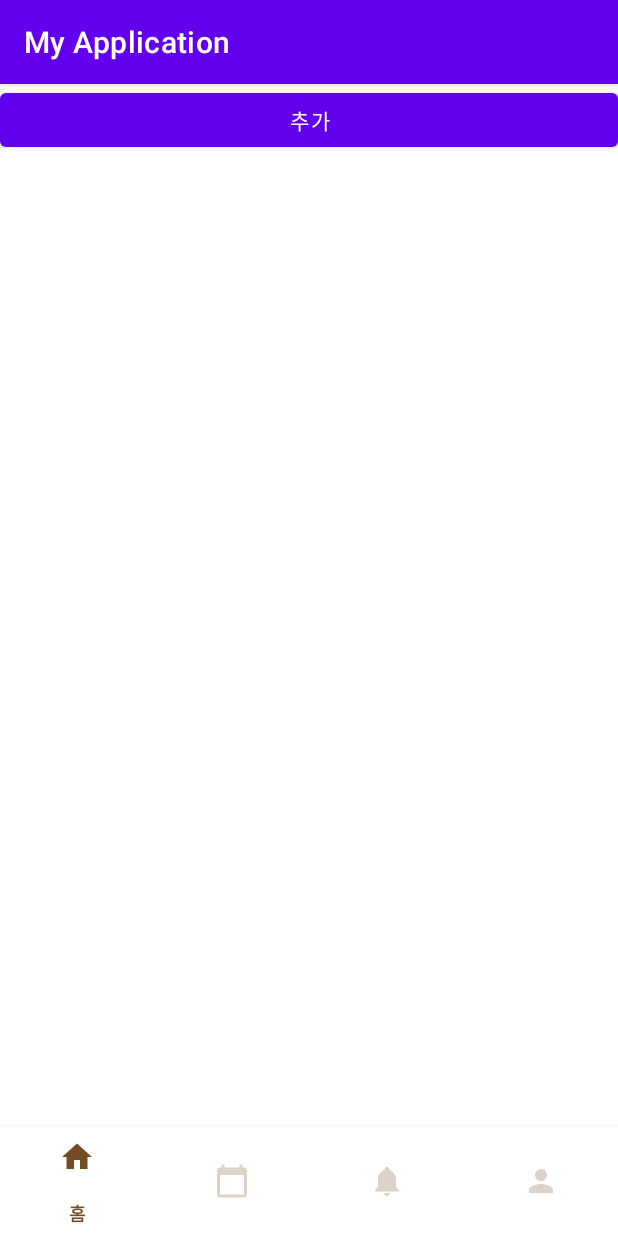
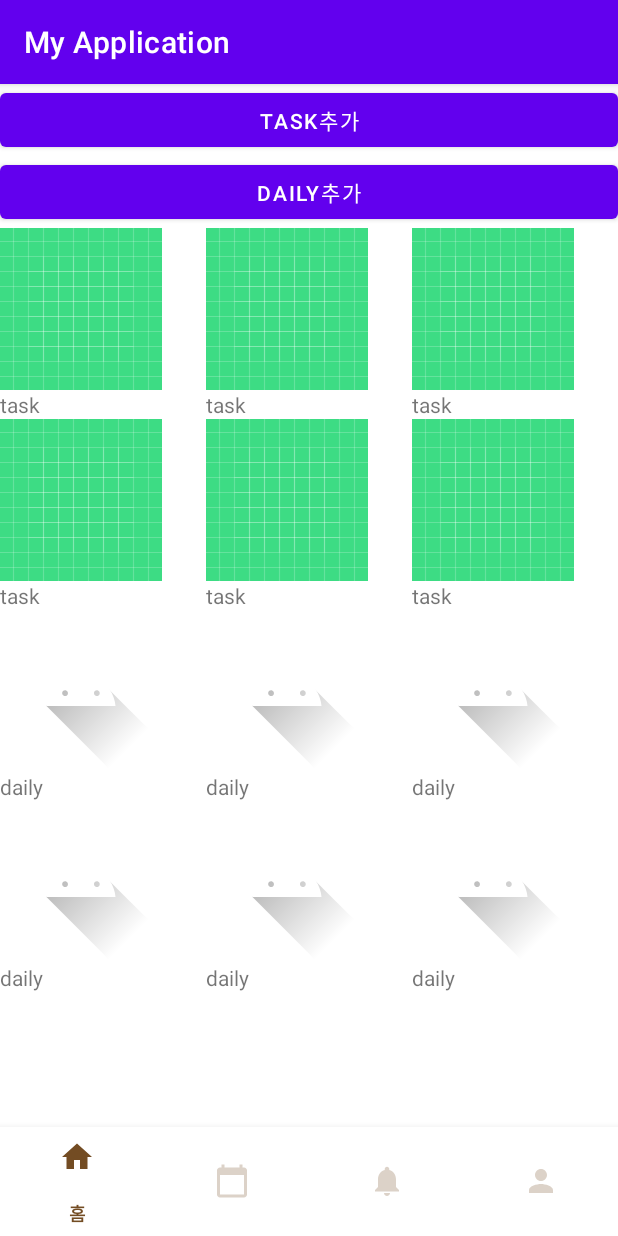
Before and after one commit to ehBeak/KkamPpackE, an Android app: the fragment FragmentHome placed in its activity, on a phone screen of 412 x 824 dp. Run offline under Robolectric (Android 15) with nearby library versions, the phone set to English and light mode, and no system bars.

Commit message:
Home_daily: recycler view, drag & drop

```diff
--- /dev/null
+++ b/MyApplication/app/src/main/java/com/cookandroid/myapplication/DailyAdapter.java
@@ -0,0 +1,94 @@
+package com.cookandroid.myapplication;
+
+import android.view.LayoutInflater;
+import android.view.View;
+import android.view.ViewGroup;
+import android.widget.ImageView;
+import android.widget.TextView;
+import android.widget.Toast;
+
+import androidx.annotation.NonNull;
+import androidx.recyclerview.widget.RecyclerView;
+
+import java.util.ArrayList;
+
+public class DailyAdapter extends RecyclerView.Adapter<DailyAdapter.CustomViewHolder> implements ItemTouchHelperListener{
+
+    private ArrayList<DailyData> dailyList;
+
+    public DailyAdapter(ArrayList<DailyData> dailyList) {
+        this.dailyList = dailyList;
+    }
+
+    @NonNull
+    @Override
+    public DailyAdapter.CustomViewHolder onCreateViewHolder(@NonNull ViewGroup parent, int viewType) {
+        View view = LayoutInflater.from(parent.getContext()).inflate(R.layout.item_list_daily, parent, false);
+        DailyAdapter.CustomViewHolder holder = new DailyAdapter.CustomViewHolder(view);
+        return holder;
+    }
+
+    @Override
+    public void onBindViewHolder(@NonNull DailyAdapter.CustomViewHolder holder, int position) {
+        holder.iv_daily_icon.setImageResource(dailyList.get(position).getIv_icon());
+        holder.tv_daily_name.setText(dailyList.get(position).getTv_task());
+
+        holder.itemView.setTag(position);
+        holder.itemView.setOnClickListener(new View.OnClickListener() {
+            @Override
+            public void onClick(View view) {
+                String curName = holder.tv_daily_name.getText().toString();
+                Toast.makeText(view.getContext(), curName, Toast.LENGTH_SHORT).show();
+            }
+        });
+    }
+
+    @Override
+    public int getItemCount() {
+        return (null != dailyList ? dailyList.size() : 0);
+    }
+
+    public void remove(int position) {
+        try {
+            dailyList.remove(position);
+            notifyItemRemoved(position);
+        } catch (IndexOutOfBoundsException e) {
+            e.printStackTrace();
+        }
+    }
+
+    public void setItems(ArrayList<DailyData> dailyList) {
+        this.dailyList = dailyList;
+        notifyDataSetChanged();
+    }
+
+    @Override
+    public boolean onItemMove(int from_position, int to_position) {
+        DailyData item = dailyList.get(from_position);
+        dailyList.remove(from_position);
+
+        dailyList.add(to_position, item);
+        item.setNumber(to_position);
+        notifyItemMoved(from_position, to_position);
+        return true;
+    }
+
+    @Override
+    public void onItemSwipe(int position) {
+        dailyList.remove(position);
+        notifyItemRemoved(position);
+    }
+
+    public class CustomViewHolder extends RecyclerView.ViewHolder {
+
+        protected ImageView iv_daily_icon;
+        protected TextView tv_daily_name;
+
+        public CustomViewHolder(@NonNull View itemView) {
+            super(itemView);
+            this.iv_daily_icon = (ImageView) itemView.findViewById(R.id.iv_daily_icon);
+            this.tv_daily_name = (TextView)itemView.findViewById(R.id.tv_daily_name);
+        }
+
+    }
+}
--- /dev/null
+++ b/MyApplication/app/src/main/java/com/cookandroid/myapplication/DailyData.java
@@ -0,0 +1,43 @@
+package com.cookandroid.myapplication;
+
+public class DailyData {
+
+    private int iv_icon;
+    private String tv_task;
+
+    /* drag & drop */
+    private int number;
+
+
+    /* 내용 */
+
+    public DailyData(int iv_icon, String tv_task, int number) {
+        this.iv_icon = iv_icon;
+        this.tv_task = tv_task;
+        this.number = number;
+    }
+
+    public int getIv_icon() {
+        return iv_icon;
+    }
+
+    public void setIv_icon(int iv_icon) {
+        this.iv_icon = iv_icon;
+    }
+
+    public String getTv_task() {
+        return tv_task;
+    }
+
+    public void setTv_task(String tv_task) {
+        this.tv_task = tv_task;
+    }
+
+    public int getNumber() {
+        return number;
+    }
+
+    public void setNumber(int number) {
+        this.number = number;
+    }
+}
--- a/MyApplication/app/src/main/java/com/cookandroid/myapplication/FragmentHome.java
+++ b/MyApplication/app/src/main/java/com/cookandroid/myapplication/FragmentHome.java
@@ -30,14 +30,21 @@ public class FragmentHome extends Fragment {
     // view 설정
     private View view;
 
-    /* recycler view 변수 설정 */
+    /* recycler view 변수 설정: task */
     private ArrayList<TaskData> taskDataArrayList;
     private TaskAdapter taskAdapter;
     private RecyclerView recyclerView;
     private GridLayoutManager gridLayoutManager;
 
-    /* drag&drop */
+    /* recycler view 변수 설정: daily */
+    private ArrayList<DailyData> dailyDataArrayList;
+    private DailyAdapter dailyAdapter;
+    private RecyclerView dailyrecyclerView;
+    private GridLayoutManager dailygridLayoutManager;
+
+    /* drag&drop: task, daily */
     private ItemTouchHelper itemTouchHelper;
+    private ItemTouchHelper itemTouchHelperDaily;
 
     // TODO: Rename and change types of parameters
     private String mParam1;
@@ -79,7 +86,7 @@ public class FragmentHome extends Fragment {
                              Bundle savedInstanceState) {
         // Inflate the layout for this fragment
 
-        /* recycler view */
+        /* recycler view: task */
         view = inflater.inflate(R.layout.fragment_home, container,false);
 
         recyclerView = (RecyclerView)view.findViewById(R.id.recyclerview_checklist);
@@ -94,18 +101,65 @@ public class FragmentHome extends Fragment {
 
         recyclerView.setAdapter(taskAdapter);
 
+        /* recycler view: daily */
+        dailyrecyclerView = (RecyclerView)view.findViewById(R.id.recyclerview_daily);
+
+        dailygridLayoutManager = new GridLayoutManager(view.getContext(), 3);
+
+        dailyrecyclerView.setLayoutManager(dailygridLayoutManager);
+
+        dailyDataArrayList = new ArrayList<>();
+
+        dailyAdapter = new DailyAdapter(dailyDataArrayList);
+
+        dailyrecyclerView.setAdapter(dailyAdapter);
+
         /* drag & drop */
+        // task
         itemTouchHelper = new ItemTouchHelper(new ItemTouchHelperCallback(taskAdapter));
         itemTouchHelper.attachToRecyclerView(recyclerView);
+        // daily
+        itemTouchHelperDaily = new ItemTouchHelper(new ItemTouchHelperCallback(dailyAdapter));
+        itemTouchHelperDaily.attachToRecyclerView(dailyrecyclerView);
 
+
+        /* 6개 데이터 각각 추가: task */
+        for(int i=0; i<6; i++) {
+            TaskData taskData = new TaskData(R.drawable.ic_launcher_background, "task", 0);
+            taskDataArrayList.add(taskData);
+            taskAdapter.notifyDataSetChanged();
+        }
+
+        /* 6개 데이터 각각 추가: daily */
+        for(int i=0; i<6; i++) {
+            DailyData dailyData = new DailyData(R.drawable.ic_launcher_foreground, "daily", 0);
+            dailyDataArrayList.add(dailyData);
+            dailyAdapter.notifyDataSetChanged();
+        }
+
+        /* btn: task add */
         Button btn_add = (Button)view.findViewById(R.id.btn_add);
         btn_add.setOnClickListener(new View.OnClickListener() {
             @Override
             public void onClick(View view) {
-                TaskData taskData = new TaskData(R.drawable.ic_launcher_background, "task",0);
-                taskDataArrayList.add(taskData);
+                for(int i=0; i<3; i++) {
+                    TaskData taskData = new TaskData(R.drawable.ic_launcher_background, "task", 0);
+                    taskDataArrayList.add(taskData);
+                    taskAdapter.notifyDataSetChanged();
+                }
+            }
+        });
 
-                taskAdapter.notifyDataSetChanged();
+        /* btn: daily add */
+        Button btn_dailyadd = (Button)view.findViewById(R.id.btn_dailyadd);
+        btn_dailyadd.setOnClickListener(new View.OnClickListener() {
+            @Override
+            public void onClick(View view) {
+                for(int i=0; i<3; i++) {
+                    DailyData dailyData = new DailyData(R.drawable.ic_launcher_foreground, "daily", 0);
+                    dailyDataArrayList.add(dailyData);
+                    dailyAdapter.notifyDataSetChanged();
+                }
             }
         });
 
--- a/MyApplication/app/src/main/res/layout/fragment_home.xml
+++ b/MyApplication/app/src/main/res/layout/fragment_home.xml
@@ -19,7 +19,13 @@
                 android:id="@+id/btn_add"
                 android:layout_width="match_parent"
                 android:layout_height="wrap_content"
-                android:text="추가"/>
+                android:text="task추가"/>
+
+            <Button
+                android:id="@+id/btn_dailyadd"
+                android:layout_width="match_parent"
+                android:layout_height="wrap_content"
+                android:text="daily추가"/>
 
             <androidx.recyclerview.widget.RecyclerView
                 android:id="@+id/recyclerview_checklist"
--- /dev/null
+++ b/MyApplication/app/src/main/res/layout/item_list_daily.xml
@@ -0,0 +1,19 @@
+<?xml version="1.0" encoding="utf-8"?>
+<LinearLayout xmlns:android="http://schemas.android.com/apk/res/android"
+    android:layout_width="wrap_content"
+    android:layout_height="wrap_content"
+    android:orientation="vertical">
+
+    <ImageView
+        android:id="@+id/iv_daily_icon"
+        android:layout_width="wrap_content"
+        android:layout_height="wrap_content"
+        android:src="@mipmap/ic_launcher_round"/>
+
+    <TextView
+        android:id="@+id/tv_daily_name"
+        android:layout_width="wrap_content"
+        android:layout_height="wrap_content"
+        android:text="daily"/>
+
+</LinearLayout>
```
